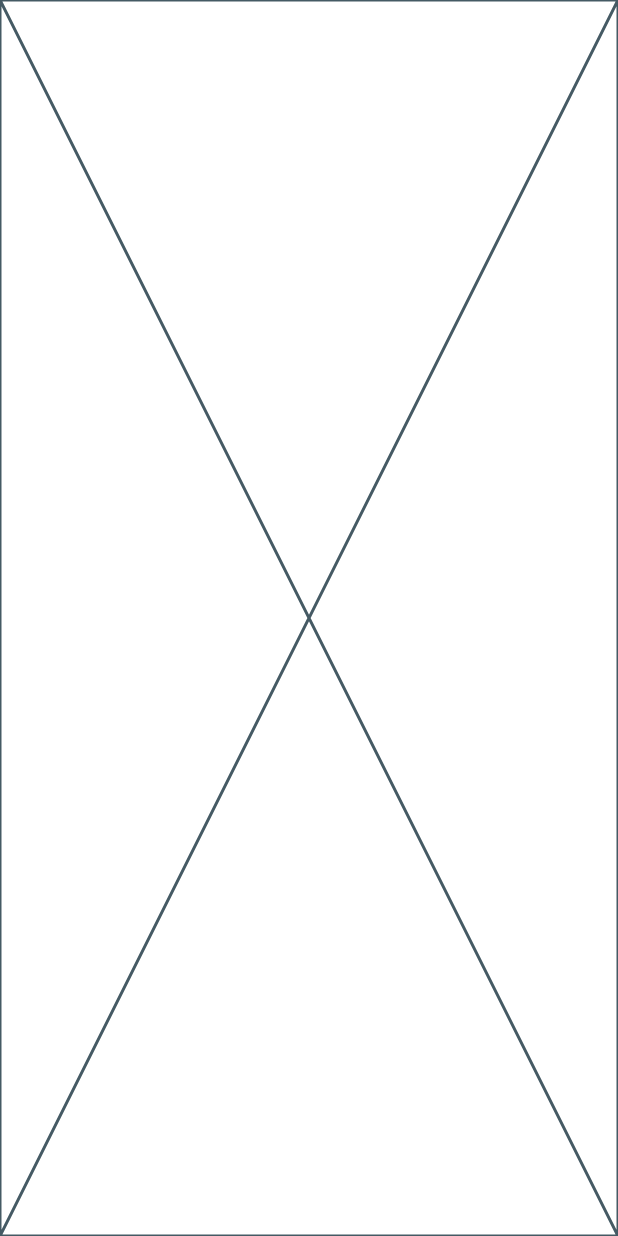
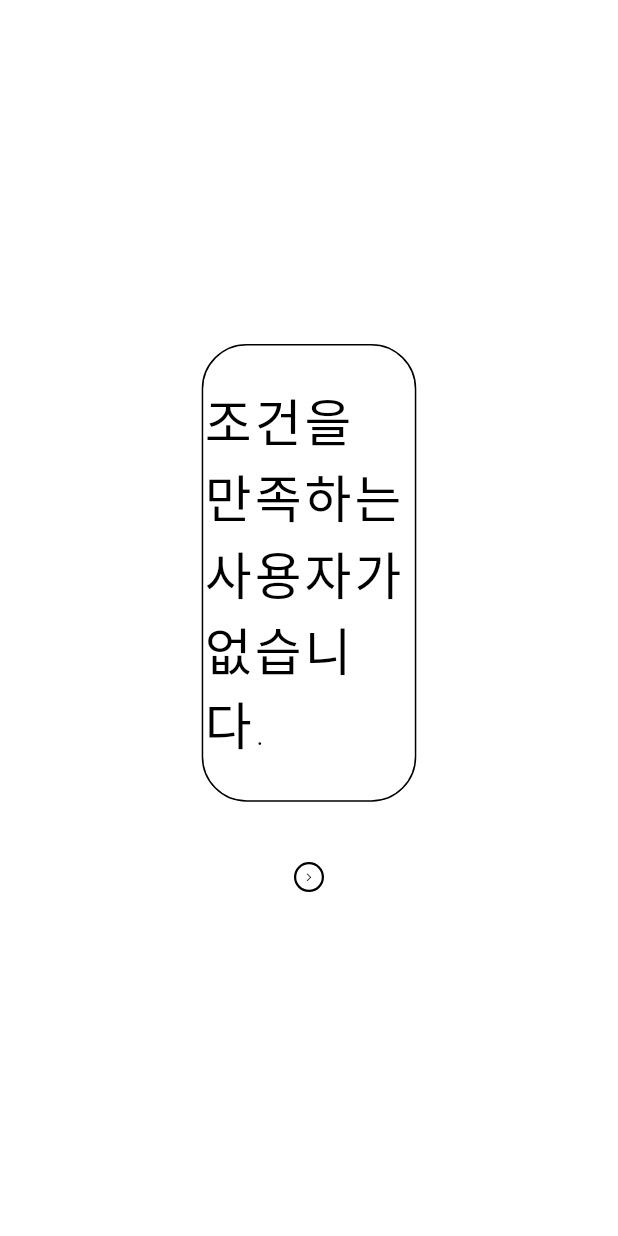
Before and after one commit to dodo07070707/findjjak, a Flutter app: the ResultScreen screen opened directly, on a phone screen of 412 x 824 dp. Run offline on Flutter 3.47's test engine with Material 3 defaults, Android fonts, the phone set to English and light mode, and no system bars; our stand-ins replace get, shared_preferences; accounts and stored records are empty; Roboto replaces fonts that are missing (Pretendard).

Commit message:
temporary done

```diff
--- a/lib/screens/result_screen.dart
+++ b/lib/screens/result_screen.dart
@@ -1,7 +1,12 @@
+import 'package:findjjak/screens/start_screen.dart';
+import 'package:findjjak/theme/text_theme.dart';
+import 'package:findjjak/widgets/custom_text.dart';
 import 'package:flutter/material.dart';
+import 'package:flutter/widgets.dart';
 import 'package:shared_preferences/shared_preferences.dart';
 import 'package:get/get.dart';
 import 'dart:convert';
+import 'dart:math';
 
 class ResultScreen extends StatefulWidget {
   const ResultScreen({super.key});
@@ -13,11 +18,11 @@ class ResultScreen extends StatefulWidget {
 class _ResultScreenState extends State<ResultScreen> {
   List<String> nowlist = [];
   List<List<String>> allLists = [];
+
   @override
   void initState() {
     super.initState();
     _loadLists();
-    print(allLists);
   }
 
   Future<void> _loadLists() async {
@@ -27,10 +32,99 @@ class _ResultScreenState extends State<ResultScreen> {
     allLists =
         storedLists.map((list) => List<String>.from(jsonDecode(list))).toList();
     setState(() {});
+    print(allLists);
+  }
+
+  String? findMatchingUser(List<List<String>> users) {
+    // 두 번째 속성이 같은 사용자 그룹을 찾기
+    final Map<String, List<List<String>>> groups = {};
+    for (var user in users) {
+      final key = user[1]; // 두 번째 속성
+      if (!groups.containsKey(key)) {
+        groups[key] = [];
+      }
+      groups[key]!.add(user);
+    }
+
+    // 조건을 만족하는 사용자 그룹을 필터링
+    final List<String> matchingUsers = [];
+    for (var group in groups.values) {
+      if (group.length < 2) continue;
+
+      for (int i = 0; i < group.length; i++) {
+        for (int j = i + 1; j < group.length; j++) {
+          final user1 = group[i];
+          final user2 = group[j];
+          final commonAttributes = Set.from(user1.sublist(2))
+              .intersection(Set.from(user2.sublist(2)));
+          if (commonAttributes.length >= 2) {
+            matchingUsers.add(user1[0]); // 첫 번째 속성만 필요
+          }
+        }
+      }
+    }
+
+    if (matchingUsers.isNotEmpty) {
+      final random = Random();
+      return matchingUsers[random.nextInt(matchingUsers.length)];
+    } else {
+      return null;
+    }
   }
 
   @override
   Widget build(BuildContext context) {
-    return const Placeholder();
+    // ignore: unused_local_variable
+    double screenHeight = MediaQuery.of(context).size.height;
+    // ignore: unused_local_variable
+    double screenWidth = MediaQuery.of(context).size.width;
+    //1440 1024
+    final randomUser = findMatchingUser(allLists);
+    return Scaffold(
+      body: SizedBox(
+        width: screenWidth,
+        height: screenHeight,
+        child: Column(
+          mainAxisAlignment: MainAxisAlignment.center,
+          children: [
+            Container(
+              width: screenWidth / 1440 * 500,
+              height: screenHeight / 1080 * 400,
+              decoration: BoxDecoration(
+                border: Border.all(color: Colors.black, width: 1),
+                borderRadius: BorderRadius.circular(30),
+              ),
+              child: Center(
+                child: CustomText(
+                    text: randomUser != null
+                        ? '랜덤으로 선택된 사용자: $randomUser'
+                        : '조건을 만족하는 사용자가 없습니다.',
+                    style: FindjjakTextTheme.SelectGender),
+              ),
+            ),
+            SizedBox(height: screenHeight / 1024 * 50),
+            GestureDetector(
+              onTap: () {
+                Get.offAll(() => const StartScreen());
+              },
+              child: Container(
+                width: screenWidth / 1440 * 70,
+                height: screenWidth / 1440 * 70,
+                decoration: BoxDecoration(
+                  border: Border.all(color: Colors.black, width: 1.5),
+                  borderRadius: BorderRadius.circular(20),
+                ),
+                child: Icon(
+                  Icons.arrow_forward_ios_sharp,
+                  color: Colors.black,
+                  size: screenWidth / 1440 * 22,
+                  weight: 0.5,
+                ),
+              ),
+            ),
+          ],
+        ),
+      ),
+    );
   }
 }
```
Also changed, not shown: lib/screens/name_screen.dart (+44 -6 lines).
